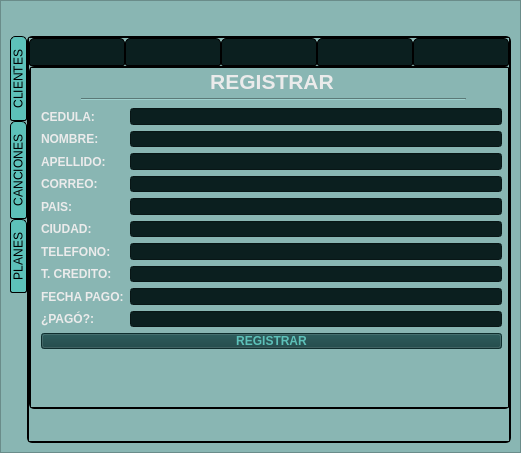
CamiloLM/SpotyUN, file ui_menu.ui: the form before one commit.
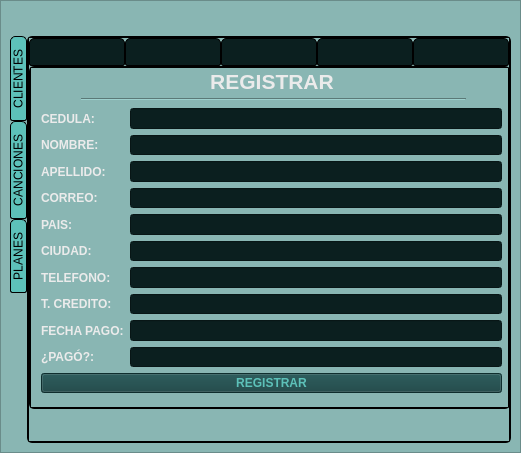
The form after the commit. Icons and pictures are not drawn.

Diff of the .ui file:
```diff
--- a/ui_menu.ui
+++ b/ui_menu.ui
@@ -213,7 +213,7 @@
                <x>10</x>
                <y>40</y>
                <width>461</width>
-               <height>241</height>
+               <height>285</height>
               </rect>
              </property>
              <layout class="QGridLayout" name="gridLayout_7">
```
Left out of the diff: 2 changed lines with no effect on the pictures.
